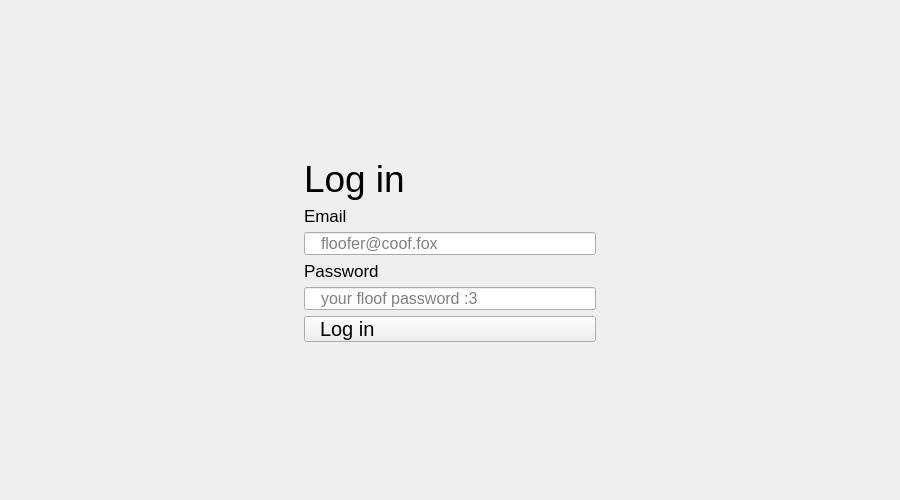
The window that src/FoxogramLogin.ui (foxocorp/foxogram-desktop) describes before a commit, drawn with Qt 5.
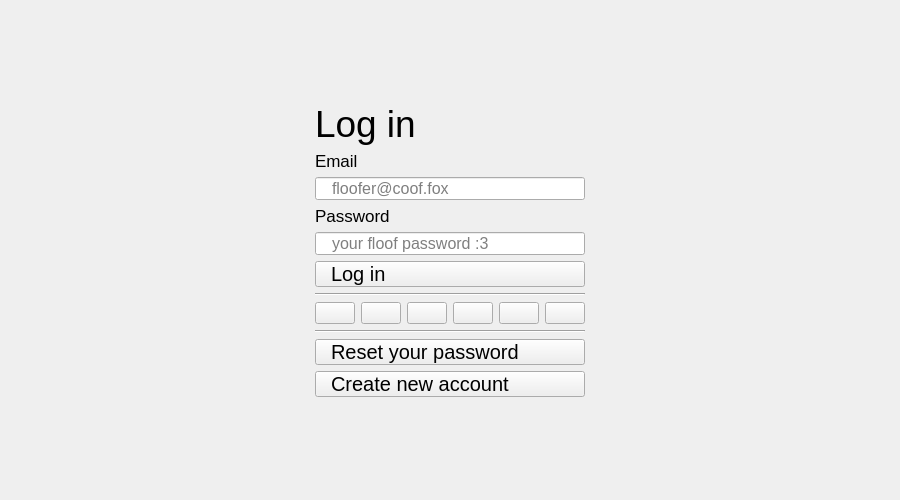
The same window after the commit.

The edit to the form file:
```diff
--- a/src/FoxogramLogin.ui
+++ b/src/FoxogramLogin.ui
@@ -19,7 +19,7 @@
   <property name="windowTitle">
    <string>Foxogram</string>
   </property>
-  <layout class="QGridLayout" name="gridLayout">
+  <layout class="QGridLayout" name="gridLayout" rowstretch="277,526,277" columnstretch="775,370,775">
    <item row="2" column="1">
     <spacer name="verticalSpacer">
      <property name="orientation">
@@ -176,6 +176,187 @@
        </property>
       </widget>
      </item>
+     <item>
+      <widget class="Line" name="line">
+       <property name="orientation">
+        <enum>Qt::Horizontal</enum>
+       </property>
+      </widget>
+     </item>
+     <item>
+      <layout class="QHBoxLayout" name="horizontalLayout">
+       <property name="sizeConstraint">
+        <enum>QLayout::SetNoConstraint</enum>
+       </property>
+       <item>
+        <widget class="QPushButton" name="pushButton">
+         <property name="sizePolicy">
+          <sizepolicy hsizetype="Fixed" vsizetype="MinimumExpanding">
+           <horstretch>0</horstretch>
+           <verstretch>0</verstretch>
+          </sizepolicy>
+         </property>
+         <property name="baseSize">
+          <size>
+           <width>32</width>
+           <height>32</height>
+          </size>
+         </property>
+         <property name="text">
+          <string/>
+         </property>
+        </widget>
+       </item>
+       <item>
+        <widget class="QPushButton" name="pushButton_4">
+         <property name="sizePolicy">
+          <sizepolicy hsizetype="Fixed" vsizetype="MinimumExpanding">
+           <horstretch>0</horstretch>
+           <verstretch>0</verstretch>
+          </sizepolicy>
+         </property>
+         <property name="baseSize">
+          <size>
+           <width>32</width>
+           <height>32</height>
+          </size>
+         </property>
+         <property name="text">
+          <string/>
+         </property>
+        </widget>
+       </item>
+       <item>
+        <widget class="QPushButton" name="pushButton_5">
+         <property name="sizePolicy">
+          <sizepolicy hsizetype="Fixed" vsizetype="MinimumExpanding">
+           <horstretch>0</horstretch>
+           <verstretch>0</verstretch>
+          </sizepolicy>
+         </property>
+         <property name="baseSize">
+          <size>
+           <width>32</width>
+           <height>32</height>
+          </size>
+         </property>
+         <property name="text">
+          <string/>
+         </property>
+        </widget>
+       </item>
+       <item>
+        <widget class="QPushButton" name="pushButton_6">
+         <property name="sizePolicy">
+          <sizepolicy hsizetype="Fixed" vsizetype="MinimumExpanding">
+           <horstretch>0</horstretch>
+           <verstretch>0</verstretch>
+          </sizepolicy>
+         </property>
+         <property name="baseSize">
+          <size>
+           <width>32</width>
+           <height>32</height>
+          </size>
+         </property>
+         <property name="text">
+          <string/>
+         </property>
+        </widget>
+       </item>
+       <item>
+        <widget class="QPushButton" name="pushButton_3">
+         <property name="sizePolicy">
+          <sizepolicy hsizetype="Fixed" vsizetype="MinimumExpanding">
+           <horstretch>0</horstretch>
+           <verstretch>0</verstretch>
+          </sizepolicy>
+         </property>
+         <property name="baseSize">
+          <size>
+           <width>32</width>
+           <height>32</height>
+          </size>
+         </property>
+         <property name="text">
+          <string/>
+         </property>
+        </widget>
+       </item>
+       <item>
+        <widget class="QPushButton" name="pushButton_2">
+         <property name="sizePolicy">
+          <sizepolicy hsizetype="Fixed" vsizetype="MinimumExpanding">
+           <horstretch>0</horstretch>
+           <verstretch>0</verstretch>
+          </sizepolicy>
+         </property>
+         <property name="baseSize">
+          <size>
+           <width>32</width>
+           <height>32</height>
+          </size>
+         </property>
+         <property name="text">
+          <string/>
+         </property>
+        </widget>
+       </item>
+      </layout>
+     </item>
+     <item>
+      <widget class="Line" name="line_2">
+       <property name="orientation">
+        <enum>Qt::Horizontal</enum>
+       </property>
+      </widget>
+     </item>
+     <item>
+      <widget class="QPushButton" name="loginButton_3">
+       <property name="sizePolicy">
+        <sizepolicy hsizetype="Expanding" vsizetype="Expanding">
+         <horstretch>0</horstretch>
+         <verstretch>0</verstretch>
+        </sizepolicy>
+       </property>
+       <property name="font">
+        <font>
+         <pointsize>15</pointsize>
+        </font>
+       </property>
+       <property name="styleSheet">
+        <string notr="true">Text-align: left;
+padding-left: 15;
+</string>
+       </property>
+       <property name="text">
+        <string>Reset your password</string>
+       </property>
+      </widget>
+     </item>
+     <item>
+      <widget class="QPushButton" name="loginButton_4">
+       <property name="sizePolicy">
+        <sizepolicy hsizetype="Expanding" vsizetype="Expanding">
+         <horstretch>0</horstretch>
+         <verstretch>0</verstretch>
+        </sizepolicy>
+       </property>
+       <property name="font">
+        <font>
+         <pointsize>15</pointsize>
+        </font>
+       </property>
+       <property name="styleSheet">
+        <string notr="true">Text-align: left;
+padding-left: 15;
+</string>
+       </property>
+       <property name="text">
+        <string>Create new account</string>
+       </property>
+      </widget>
+     </item>
     </layout>
    </item>
    <item row="0" column="1">
```
Left out of the diff: 4 changed lines with no effect on the pictures.
